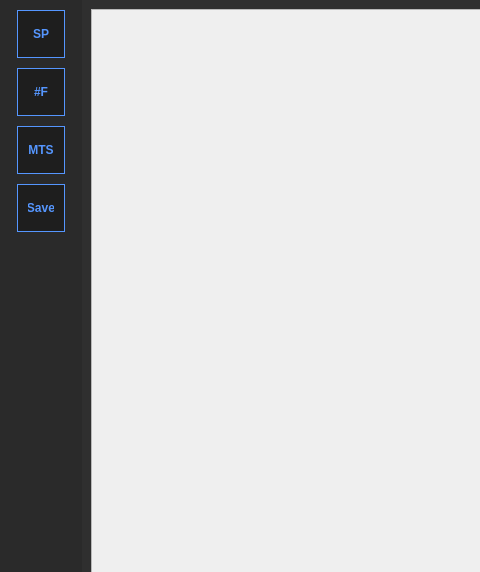
Qt form mainwindow.ui (solisqq/SPortAnalyzer) before a commit; both pictures show x 0 to 480 and y 0 to 572 of the 899 by 765 pixel window.
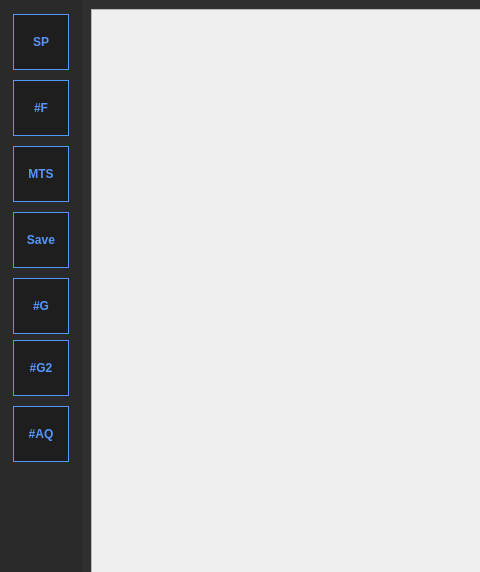
The same form after that commit. Custom widgets are drawn as their Qt base class.

The edit to the form file:
```diff
--- a/mainwindow.ui
+++ b/mainwindow.ui
@@ -150,8 +150,8 @@
          </property>
          <property name="minimumSize">
           <size>
-           <width>48</width>
-           <height>48</height>
+           <width>56</width>
+           <height>56</height>
           </size>
          </property>
          <property name="maximumSize">
@@ -169,8 +169,8 @@
         <widget class="QPushButton" name="graphBtn">
          <property name="minimumSize">
           <size>
-           <width>48</width>
-           <height>48</height>
+           <width>56</width>
+           <height>56</height>
           </size>
          </property>
          <property name="maximumSize">
@@ -188,8 +188,8 @@
         <widget class="QPushButton" name="motorsBtn">
          <property name="minimumSize">
           <size>
-           <width>48</width>
-           <height>48</height>
+           <width>56</width>
+           <height>56</height>
           </size>
          </property>
          <property name="maximumSize">
@@ -207,8 +207,8 @@
         <widget class="QPushButton" name="saveBtn">
          <property name="minimumSize">
           <size>
-           <width>48</width>
-           <height>48</height>
+           <width>56</width>
+           <height>56</height>
           </size>
          </property>
          <property name="maximumSize">
@@ -222,6 +222,75 @@
          </property>
         </widget>
        </item>
+       <item>
+        <widget class="QPushButton" name="graphBtnLoad">
+         <property name="sizePolicy">
+          <sizepolicy hsizetype="Minimum" vsizetype="Fixed">
+           <horstretch>0</horstretch>
+           <verstretch>4</verstretch>
+          </sizepolicy>
+         </property>
+         <property name="minimumSize">
+          <size>
+           <width>56</width>
+           <height>56</height>
+          </size>
+         </property>
+         <property name="maximumSize">
+          <size>
+           <width>48</width>
+           <height>48</height>
+          </size>
+         </property>
+         <property name="text">
+          <string>#G</string>
+         </property>
+        </widget>
+       </item>
+       <item>
+        <widget class="QPushButton" name="graphBtn2Load">
+         <property name="minimumSize">
+          <size>
+           <width>56</width>
+           <height>56</height>
+          </size>
+         </property>
+         <property name="maximumSize">
+          <size>
+           <width>56</width>
+           <height>56</height>
+          </size>
+         </property>
+         <property name="text">
+          <string>#G2</string>
+         </property>
+        </widget>
+       </item>
+       <item>
+        <widget class="QPushButton" name="aquireData">
+         <property name="sizePolicy">
+          <sizepolicy hsizetype="Minimum" vsizetype="Fixed">
+           <horstretch>56</horstretch>
+           <verstretch>56</verstretch>
+          </sizepolicy>
+         </property>
+         <property name="minimumSize">
+          <size>
+           <width>56</width>
+           <height>56</height>
+          </size>
+         </property>
+         <property name="maximumSize">
+          <size>
+           <width>56</width>
+           <height>56</height>
+          </size>
+         </property>
+         <property name="text">
+          <string>#AQ</string>
+         </property>
+        </widget>
+       </item>
       </layout>
      </widget>
     </item>
```
Left out of the diff: 6 changed lines with no effect on the pictures.
